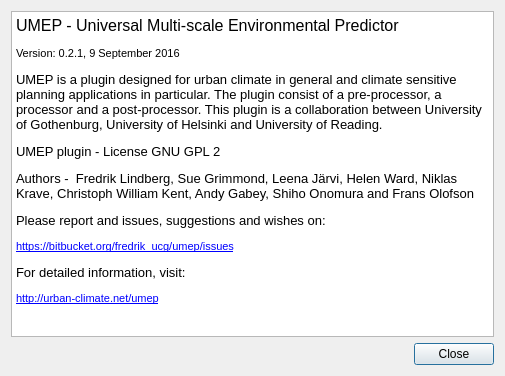
Before: the Qt Designer form UMEP_about.ui in UMEP-dev/UMEP, drawn with Qt 5.
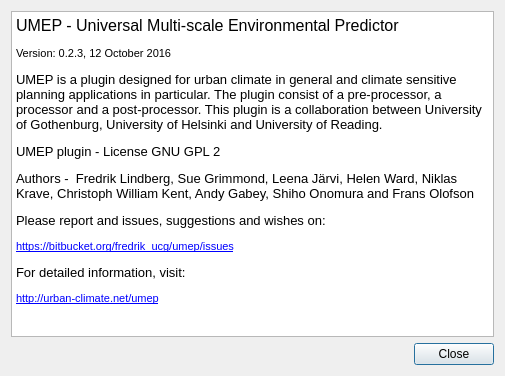
After: the same form once the commit is applied.

The edit to the form file:
```diff
--- a/UMEP_about.ui
+++ b/UMEP_about.ui
@@ -31,7 +31,7 @@
 p, li { white-space: pre-wrap; }
 &lt;/style&gt;&lt;/head&gt;&lt;body style=&quot; font-family:'MS Shell Dlg 2'; font-size:8.25pt; font-weight:400; font-style:normal;&quot;&gt;
 &lt;p style=&quot; margin-top:0px; margin-bottom:0px; margin-left:0px; margin-right:0px; -qt-block-indent:0; text-indent:0px;&quot;&gt;&lt;span style=&quot; font-size:12pt;&quot;&gt;UMEP - Universal Multi-scale Environmental Predictor &lt;/span&gt;&lt;/p&gt;
-&lt;p style=&quot; margin-top:12px; margin-bottom:12px; margin-left:0px; margin-right:0px; -qt-block-indent:0; text-indent:0px;&quot;&gt;&lt;span style=&quot; font-size:8pt;&quot;&gt;Version: 0.2.1, 9 September 2016&lt;/span&gt;&lt;/p&gt;
+&lt;p style=&quot; margin-top:12px; margin-bottom:12px; margin-left:0px; margin-right:0px; -qt-block-indent:0; text-indent:0px;&quot;&gt;&lt;span style=&quot; font-size:8pt;&quot;&gt;Version: 0.2.3, 12 October 2016&lt;/span&gt;&lt;/p&gt;
 &lt;p style=&quot; margin-top:12px; margin-bottom:12px; margin-left:0px; margin-right:0px; -qt-block-indent:0; text-indent:0px;&quot;&gt;&lt;span style=&quot; font-size:10pt;&quot;&gt;UMEP is a plugin designed for urban climate in general and climate sensitive planning applications in particular. The plugin consist of a pre-processor, a processor and a post-processor. This plugin is a collaboration between University of Gothenburg, University of Helsinki and University of Reading.&lt;/span&gt;&lt;/p&gt;
 &lt;p style=&quot; margin-top:12px; margin-bottom:12px; margin-left:0px; margin-right:0px; -qt-block-indent:0; text-indent:0px;&quot;&gt;&lt;span style=&quot; font-size:10pt;&quot;&gt;UMEP plugin - License GNU GPL 2&lt;/span&gt;&lt;/p&gt;
 &lt;p style=&quot; margin-top:12px; margin-bottom:12px; margin-left:0px; margin-right:0px; -qt-block-indent:0; text-indent:0px;&quot;&gt;&lt;span style=&quot; font-size:10pt;&quot;&gt;Authors -  Fredrik Lindberg, Sue Grimmond, Leena Järvi, Helen Ward, Niklas Krave, Christoph William Kent, Andy Gabey, Shiho Onomura and Frans Olofson&lt;/span&gt;&lt;/p&gt;
```
